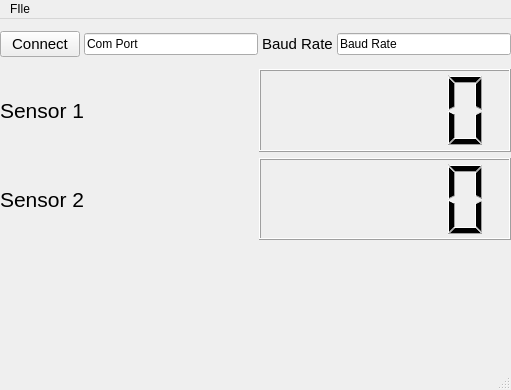
Above: ESP32DEV/UserInterface/serialTest.ui from andrewcollison/HighTemp before the change. Below: the same form after it.
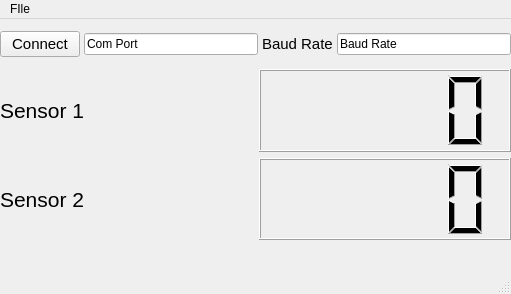
That is the form after the change.

Commit message:
Serial Interface
Added in the connection to the serial port and updating the lcd screen with the serial value

```diff
--- a/ESP32DEV/UserInterface/serialTest.ui
+++ b/ESP32DEV/UserInterface/serialTest.ui
@@ -7,7 +7,7 @@
     <x>0</x>
     <y>0</y>
     <width>511</width>
-    <height>390</height>
+    <height>294</height>
    </rect>
   </property>
   <property name="windowTitle">
```
The commit also changes 1 other file.
